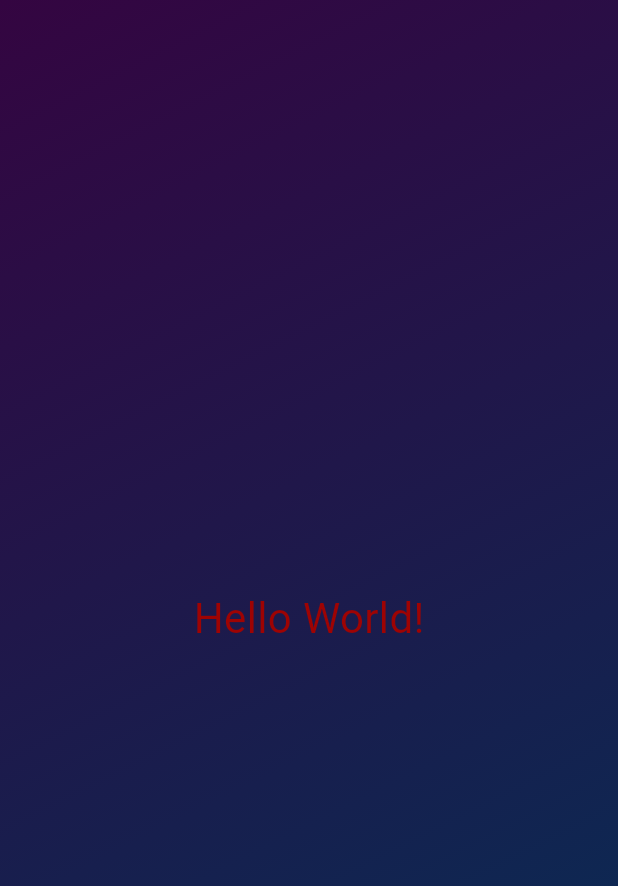
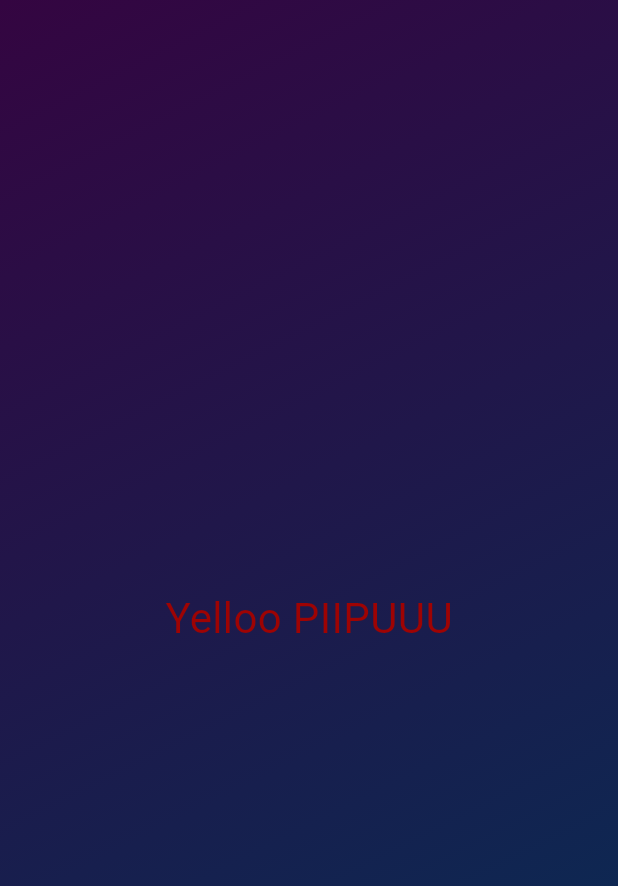
Before and after one commit to ChrisNzoka/rolldice_app, a Flutter app: the screen it shows after launch, on a phone screen of 412 x 824 dp. Shown: the top 886 px of the screen. Run offline on Flutter 3.47's test engine with Material 3 defaults, Android fonts, the phone set to English and light mode, and no system bars.

Commit message:
made the styled text widget reusable

```diff
--- a/lib/gradient_container.dart
+++ b/lib/gradient_container.dart
@@ -28,7 +28,7 @@ class GradientContainer extends StatelessWidget {
             end: endAlignment),
       ),
       child: const Center(
-        child: StyledText(),
+        child: StyledText("Yelloo PIIPUUU"),
       ),
     );
   }
--- a/lib/styled_text.dart
+++ b/lib/styled_text.dart
@@ -1,13 +1,18 @@
 import 'package:flutter/material.dart';
 
 class StyledText extends StatelessWidget {
-  const StyledText({super.key});
+  // StyledText(String text, {super.key}): outputText = text; //String Text is added as an argument here. it's totally different from the variable below
+  const StyledText(this.text, {super.key});   //this a shortcut to the verbose commented out above
+
+  final String text; // variable created using string to show the kind of value it accepts.
+  //the above variable can still be written as "var text"
+  //"final" ensures the variable is not reset
 
   @override //overides a method expected by statelesswidget
   Widget build(context) {
     return Text(
-      'Hello World!',
-      style: TextStyle(
+      text, //instead of the text like 'Hello world', we'll add a variable as a placeholder
+      style: const TextStyle(
         color: Color.fromARGB(255, 158, 3, 3),
         fontSize: 28,
       ),
```
